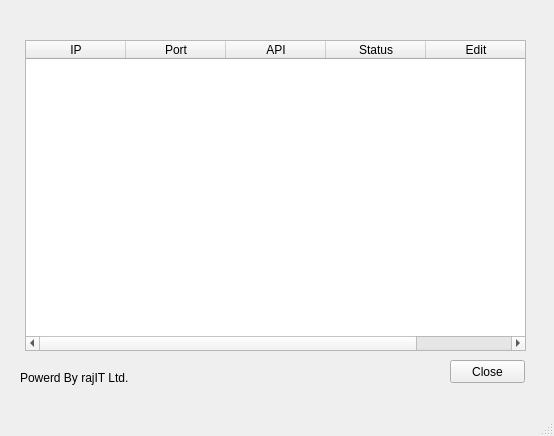
Turjo47/Python-App, file deviceList.ui: the form before one commit.
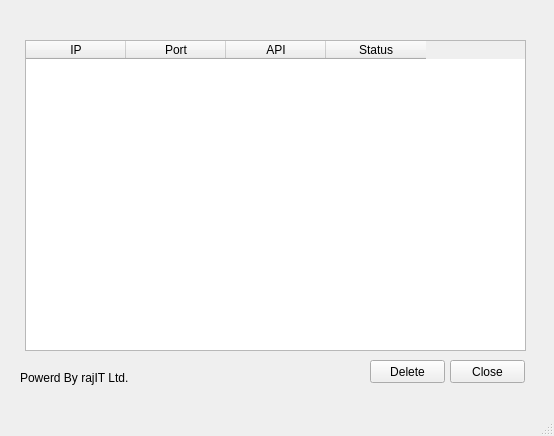
The form after the commit. Icons and pictures are not drawn.

```diff
--- a/deviceList.ui
+++ b/deviceList.ui
@@ -47,11 +47,6 @@
       <string>Status</string>
      </property>
     </column>
-    <column>
-     <property name="text">
-      <string>Edit</string>
-     </property>
-    </column>
    </widget>
    <widget class="QPushButton" name="closebtn">
     <property name="geometry">
@@ -79,6 +74,19 @@
      <string>Powerd By rajIT Ltd.</string>
     </property>
    </widget>
+   <widget class="QPushButton" name="deletebtn">
+    <property name="geometry">
+     <rect>
+      <x>370</x>
+      <y>360</y>
+      <width>75</width>
+      <height>23</height>
+     </rect>
+    </property>
+    <property name="text">
+     <string>Delete</string>
+    </property>
+   </widget>
   </widget>
   <widget class="QMenuBar" name="menubar">
    <property name="geometry">
```
